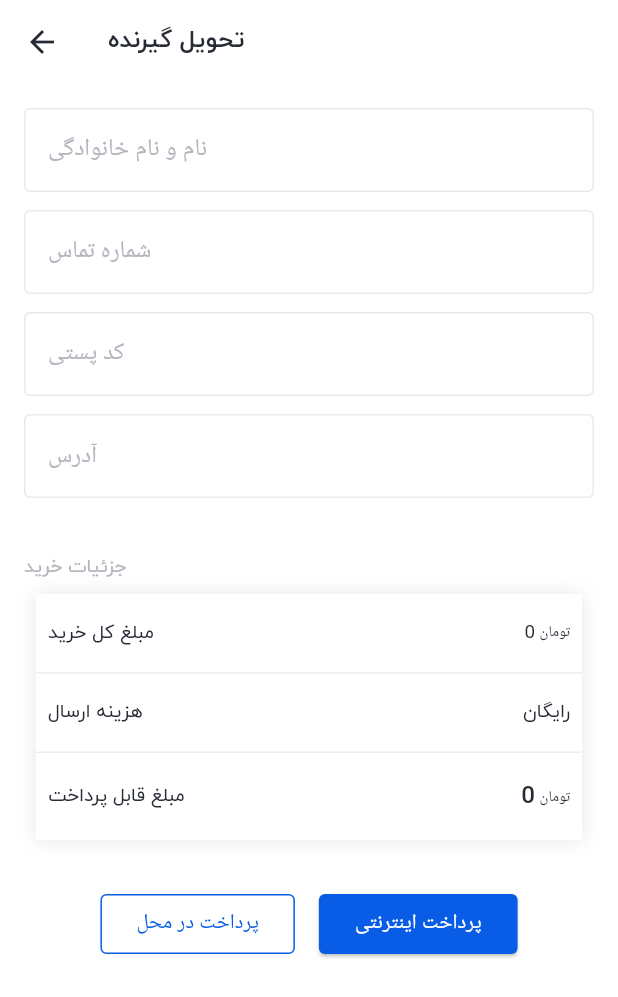
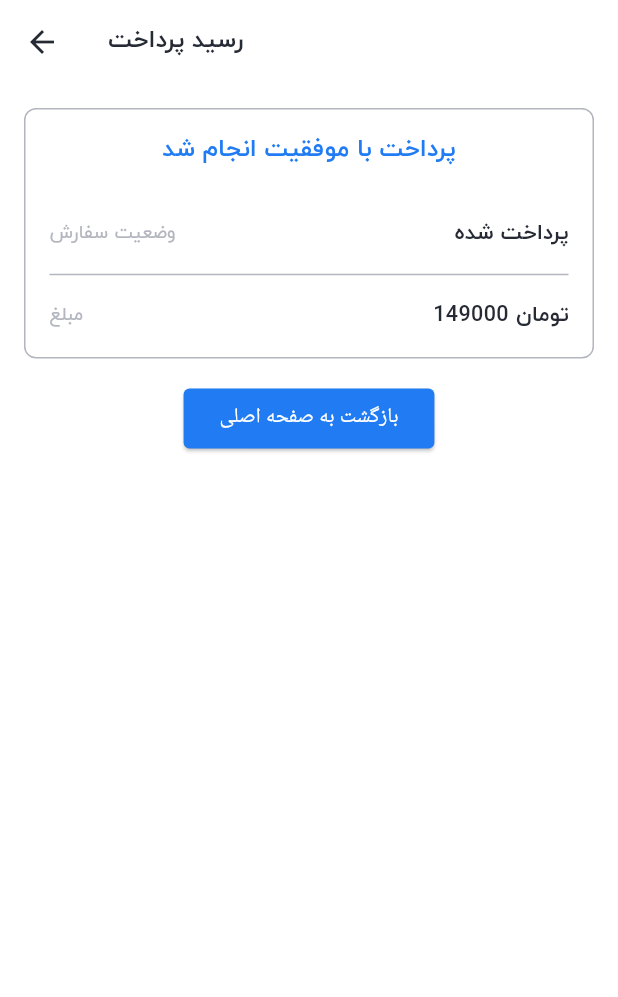
Before and after one commit to amirhoushangi/Nike_Ecommerce, a Flutter app: the ShippingScreen screen opened directly with empty values, after a tap on "پرداخت در محل", on a phone screen of 412 x 824 dp. Shown: the top 997 px of the screen. Run offline on Flutter 3.47's test engine with Material 3 defaults, Android fonts, the phone set to English and light mode, and no system bars; our stand-ins replace bloc, cached_network_image, dio, equatable, flutter_bloc, flutter_svg and 3 more; accounts and stored records are empty; network calls fail.

Commit message:
feat(payment receipt): Implement payment receipt screen UI

```diff
--- /dev/null
+++ b/lib/UI/receipt/payment_receipt.dart
@@ -0,0 +1,87 @@
+import 'package:flutter/material.dart';
+import 'package:nike_ecommerce_flutter/theme.dart';
+
+class PaymentReceiptScreen extends StatelessWidget {
+  const PaymentReceiptScreen({super.key});
+
+  @override
+  Widget build(BuildContext context) {
+    final ThemeData themeData = Theme.of(context);
+    return Scaffold(
+      appBar: AppBar(
+        title: const Text('رسید پرداخت'),
+      ),
+      body: Column(
+        children: [
+          Container(
+            padding: const EdgeInsets.all(16),
+            margin: const EdgeInsets.all(16),
+            decoration: BoxDecoration(
+                border: Border.all(
+                  color: LightThemeColors.secondryTextColor,
+                  width: 1,
+                ),
+                borderRadius: BorderRadius.circular(8)),
+            child: Column(
+              children: [
+                Text(
+                  'پرداخت با موفقیت انجام شد',
+                  style: themeData.textTheme.titleLarge!
+                      .apply(color: LightThemeColors.primaryColor),
+                ),
+                const SizedBox(height: 32),
+                const Row(
+                  crossAxisAlignment: CrossAxisAlignment.center,
+                  mainAxisAlignment: MainAxisAlignment.spaceBetween,
+                  children: [
+                    Text(
+                      'وضعیت سفارش',
+                      style:
+                          TextStyle(color: LightThemeColors.secondryTextColor),
+                    ),
+                    Text(
+                      'پرداخت شده',
+                      style:
+                          TextStyle(fontWeight: FontWeight.bold, fontSize: 16),
+                    ),
+                  ],
+                ),
+                const Divider(
+                  color: LightThemeColors.secondryTextColor,
+                  height: 32,
+                  thickness: 1,
+                ),
+                const Row(
+                  crossAxisAlignment: CrossAxisAlignment.center,
+                  mainAxisAlignment: MainAxisAlignment.spaceBetween,
+                  children: [
+                    Text(
+                      'مبلغ',
+                      style:
+                          TextStyle(color: LightThemeColors.secondryTextColor),
+                    ),
+                    Text(
+                      '149000 تومان',
+                      style:
+                          TextStyle(fontWeight: FontWeight.bold, fontSize: 16),
+                    ),
+                  ],
+                ),
+              ],
+            ),
+          ),
+          ElevatedButton(
+              onPressed: () {
+                Navigator.of(context).popUntil((route) => route.isFirst);
+              },
+              style: ElevatedButton.styleFrom(
+                  backgroundColor: LightThemeColors.primaryColor,
+                  foregroundColor: Colors.white,
+                  shape: RoundedRectangleBorder(
+                      borderRadius: BorderRadius.circular(4))),
+              child: Text('بازگشت به صفحه اصلی')),
+        ],
+      ),
+    );
+  }
+}
--- a/lib/UI/shipping/shipping.dart
+++ b/lib/UI/shipping/shipping.dart
@@ -1,5 +1,6 @@
 import 'package:flutter/material.dart';
 import 'package:nike_ecommerce_flutter/UI/cart/price_info.dart';
+import 'package:nike_ecommerce_flutter/UI/receipt/payment_receipt.dart';
 import 'package:nike_ecommerce_flutter/theme.dart';
 
 class ShippingScreen extends StatelessWidget {
@@ -26,7 +27,17 @@ class ShippingScreen extends StatelessWidget {
           children: [
             const TextField(
               decoration: InputDecoration(
-                  label: Text('نام و نام خانوادگی'),
+                  label: Text('نام'),
+                  labelStyle:
+                      TextStyle(color: LightThemeColors.secondryTextColor),
+                  floatingLabelStyle: TextStyle(color: Colors.blue),
+                  focusedBorder: OutlineInputBorder(
+                      borderSide: BorderSide(color: Colors.blue))),
+            ),
+            const SizedBox(height: 12),
+            const TextField(
+              decoration: InputDecoration(
+                  label: Text('نام خانوادگی'),
                   labelStyle:
                       TextStyle(color: LightThemeColors.secondryTextColor),
                   floatingLabelStyle: TextStyle(color: Colors.blue),
@@ -72,12 +83,15 @@ class ShippingScreen extends StatelessWidget {
               mainAxisAlignment: MainAxisAlignment.center,
               children: [
                 OutlinedButton(
-                    onPressed: () {},
+                    onPressed: () {
+                      Navigator.of(context).push(MaterialPageRoute(
+                          builder: (context) => PaymentReceiptScreen()));
+                    },
                     style: OutlinedButton.styleFrom(
-                        side: BorderSide(
-                          color: const Color.fromARGB(255, 8, 92, 229),
+                        side: const BorderSide(
+                          color: LightThemeColors.primaryColor,
                         ),
-                        foregroundColor: const Color.fromARGB(255, 8, 92, 229),
+                        foregroundColor: LightThemeColors.primaryColor,
                         shape: RoundedRectangleBorder(
                             borderRadius: BorderRadius.circular(4))),
                     child: const Text("پرداخت در محل")),
@@ -85,7 +99,7 @@ class ShippingScreen extends StatelessWidget {
                 ElevatedButton(
                   onPressed: () {},
                   style: ElevatedButton.styleFrom(
-                      backgroundColor: const Color.fromARGB(255, 8, 92, 229),
+                      backgroundColor: LightThemeColors.primaryColor,
                       foregroundColor: Colors.white,
                       shape: RoundedRectangleBorder(
                           borderRadius: BorderRadius.circular(4))),
```
